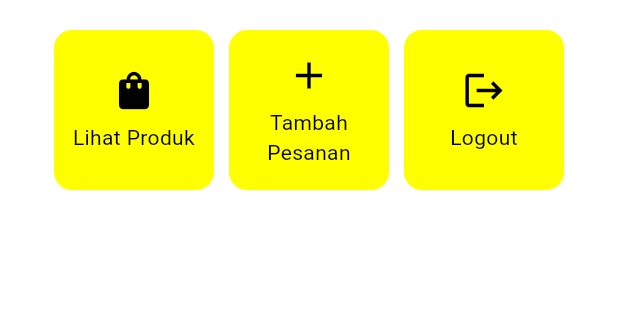
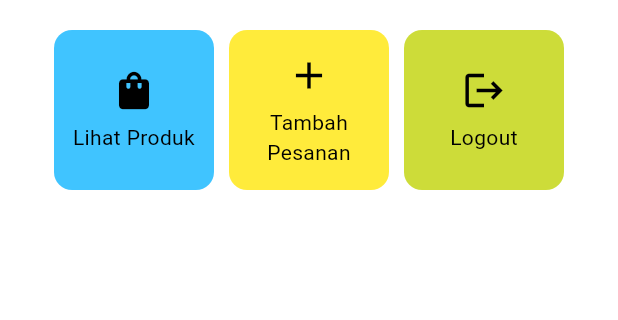
Before and after one commit to DanielAngger/tokobirumerah_mobile, a Flutter app: the screen it shows after launch, on a phone screen of 412 x 824 dp, the part 387-707 px from its top. Run offline on Flutter 3.47's test engine with Material 3 defaults, Android fonts, the light colour scheme and no system bars.

Commit message:
Tugas 7 done

```diff
--- a/tokobirumerah/lib/menu.dart
+++ b/tokobirumerah/lib/menu.dart
@@ -6,9 +6,9 @@ class MyHomePage extends StatelessWidget {
   final String className = 'PBP A'; // Kelas
 
   final List<ItemHomepage> items = [
-        ItemHomepage("Lihat Produk", Icons.shopping_bag),
-        ItemHomepage("Tambah Pesanan", Icons.add),
-        ItemHomepage("Logout", Icons.logout),
+        ItemHomepage("Lihat Produk", Icons.shopping_bag, Colors.lightBlueAccent),
+        ItemHomepage("Tambah Pesanan", Icons.add, Colors.yellow),
+        ItemHomepage("Logout", Icons.logout, Colors.lime),
     ];
 
   MyHomePage({super.key});
@@ -120,8 +120,9 @@ class MyHomePage extends StatelessWidget {
 class ItemHomepage {
     final String name;
     final IconData icon;
+    final Color color;
 
-    ItemHomepage(this.name, this.icon);
+    ItemHomepage(this.name, this.icon, this.color);
 }
 
 class ItemCard extends StatelessWidget {
@@ -135,7 +136,7 @@ class ItemCard extends StatelessWidget {
   Widget build(BuildContext context) {
     return Material(
       // Menentukan warna latar belakang dari tema aplikasi.
-      color: Theme.of(context).colorScheme.secondary,
+      color: item.color,
       // Membuat sudut kartu melengkung.
       borderRadius: BorderRadius.circular(12),
 
```
